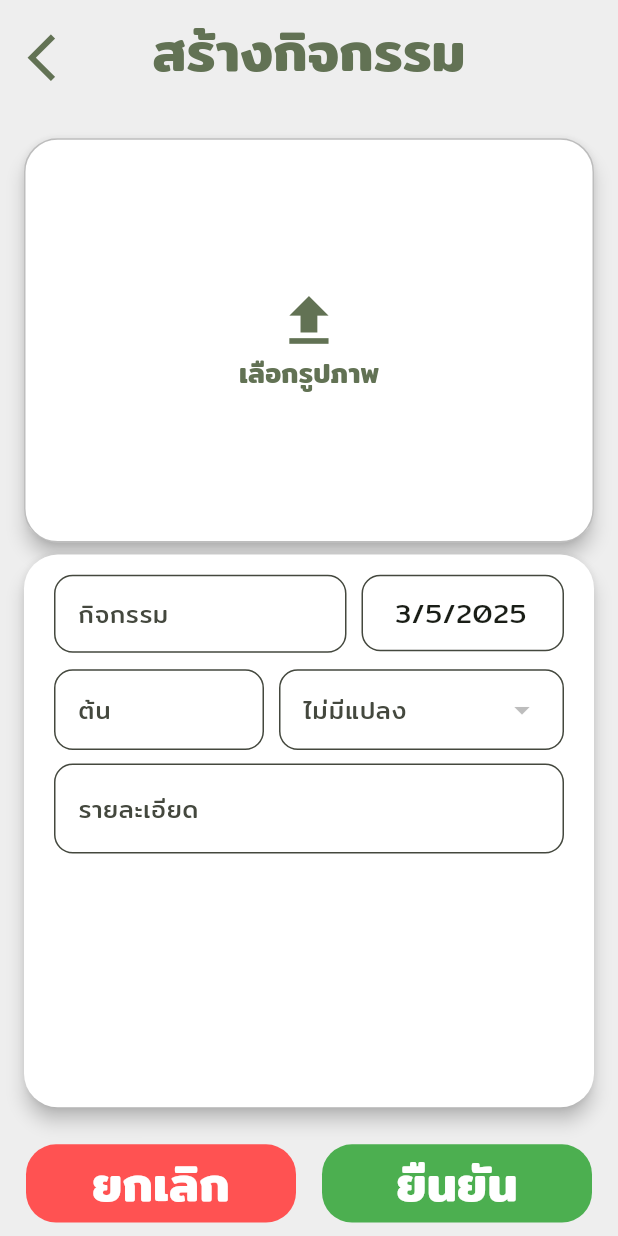
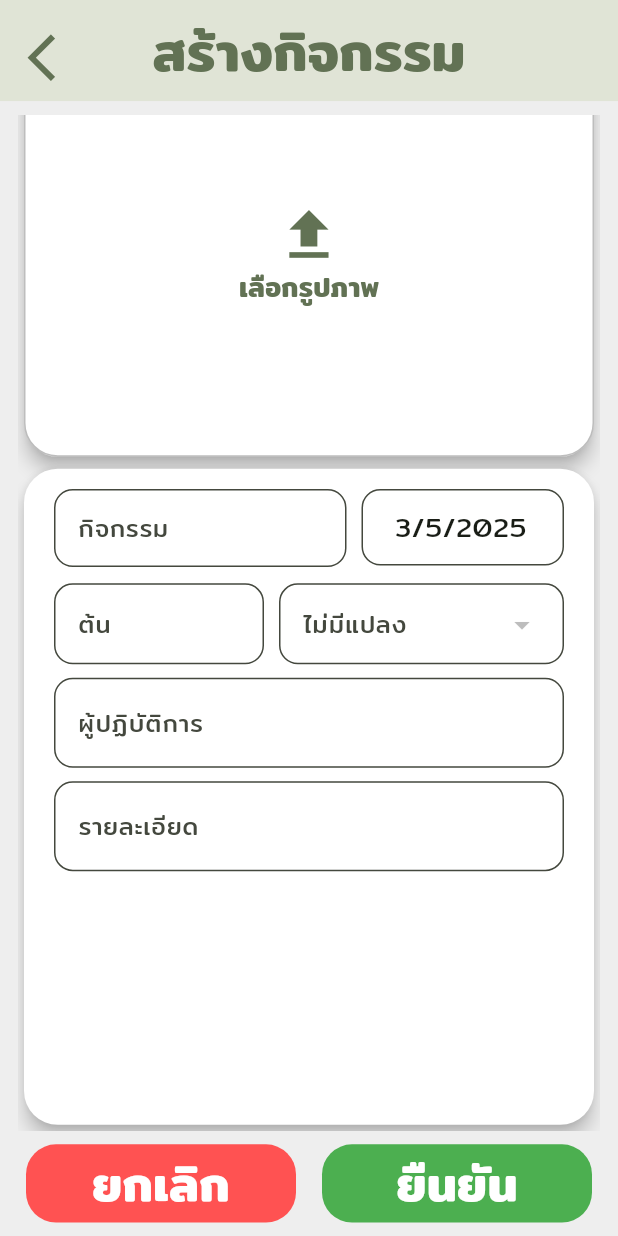
Before and after one commit to RtpnrK/MyOrchard, a Flutter app: the CreateActivity screen opened directly with empty values, on a phone screen of 412 x 824 dp. Run offline on Flutter 3.47's test engine with Material 3 defaults, Android fonts, the phone set to English and light mode, and no system bars; our stand-ins replace carousel_slider, dropdown_button2, flutter_colorpicker, flutter_screenutil, geolocator, image_picker and 2 more; missing offline and left inert: dart:ffi, ml_linalg; accounts and stored records are empty.

Commit message:
add executor for activity

```diff
--- a/lib/models/activities_model.dart
+++ b/lib/models/activities_model.dart
@@ -1,7 +1,7 @@
 class ActivitiesModel {
   int? id;
   int profileId;
-  String? tree, details, activity, plot, image, date;
+  String? tree, details, activity, plot, image, date, executor;
 
   ActivitiesModel(
       {this.id,
@@ -11,6 +11,7 @@ class ActivitiesModel {
       this.plot,
       this.image,
       this.date,
+      this.executor,
       required this.profileId});
 
   Map<String, dynamic> toMap() {
@@ -23,6 +24,7 @@ class ActivitiesModel {
       'image': image,
       'date': date,
       'plot': plot,
+      'executor': executor,
     };
   }
 
@@ -35,7 +37,8 @@ class ActivitiesModel {
       activity: map['activity'],
       image: map['image'],
       plot: map['plot'],
-      date: map['date']
+      date: map['date'],
+      executor:map['executor']
     );
   }
 }
--- a/lib/pages/activities.dart
+++ b/lib/pages/activities.dart
@@ -97,7 +97,7 @@ class _ActivitiesState extends State<Activities> {
                                           ),
                                         ),
                                         Text(
-                                          "กิจกรรม :${activity.activity} ",
+                                          "กิจกรรม : ${activity.activity} ",
                                           style: Theme.of(context)
                                               .textTheme
                                               .bodySmall,
--- a/lib/pages/create_activity.dart
+++ b/lib/pages/create_activity.dart
@@ -24,6 +24,7 @@ class _CreateActivityState extends State<CreateActivity> {
   TextEditingController activityController = TextEditingController();
   String plotSelected = '';
   TextEditingController detailController = TextEditingController();
+  TextEditingController executorController = TextEditingController();
   String date = DateFormat.yMd().format(DateTime.now());
 
   Future<void> selectImageGallery() async {
@@ -325,6 +326,28 @@ class _CreateActivityState extends State<CreateActivity> {
                           ),
                           SizedBox(
                             width: 340.w,
+                            child: TextField(
+                              style: TextStyle(
+                                fontSize: 21.sp,
+                              ),
+                              textAlignVertical: TextAlignVertical.center,
+                              textAlign: TextAlign.start,
+                              controller: executorController,
+                              decoration: InputDecoration(
+                                label: Text(
+                                  "ผู้ปฏิบัติการ",
+                                  style: TextStyle(fontSize: 18.sp),
+                                ),
+                                filled: true,
+                                fillColor: Colors.white,
+                                border: OutlineInputBorder(
+                                  borderRadius: BorderRadius.circular(12.5),
+                                ),
+                              ),
+                            ),
+                          ),
+                          SizedBox(
+                            width: 340.w,
                             height: 240.h,
                             child: TextField(
                               keyboardType: TextInputType.multiline,
@@ -385,7 +408,6 @@ class _CreateActivityState extends State<CreateActivity> {
               height: 58.h,
               child: FilledButton(
                 onPressed: () {
-
                   context.read<ActivityProvider>().addActivity(
                       selectedImage?.path ?? '',
                       treeController.text,
@@ -393,12 +415,11 @@ class _CreateActivityState extends State<CreateActivity> {
                       activityController.text,
                       date,
                       plotSelected,
-                        widget.idMap);
-                    context
-                        .read<ActivityProvider>()
-                        .loadActivities(widget.idMap);
+                      executorController.text,
+                      widget.idMap,
+                      );
+                  context.read<ActivityProvider>().loadActivities(widget.idMap);
                   Navigator.pop(context);
-
                 },
                 style: ButtonStyle(
                     shape: WidgetStatePropertyAll(RoundedRectangleBorder(
--- a/lib/providers/activity_provider.dart
+++ b/lib/providers/activity_provider.dart
@@ -26,7 +26,7 @@ class ActivityProvider extends ChangeNotifier {
 
   // เพิ่มกิจกรรม
   Future<void> addActivity(
-      String? image, tree, details, activity, date, plot, int profileId) async {
+      String? image, tree, details, activity, date, plot, executor, int profileId) async {
     try {
       final newActivity = ActivitiesModel(
           image: image,
@@ -35,6 +35,7 @@ class ActivityProvider extends ChangeNotifier {
           activity: activity,
           plot: plot,
           date: date,
+          executor: executor,
           profileId: profileId);
 
       await ActivitiesDb().insertActivity(newActivity); // บันทึกลงฐานข้อมูล
```
Also changed, not shown: lib/database/activities_db.dart (+7 -6 lines), lib/pages/activityDetail.dart (+16 -0 lines), lib/pages/edit_activity.dart (+34 -3 lines). Lines whose indentation alone changed are shown as unchanged.
